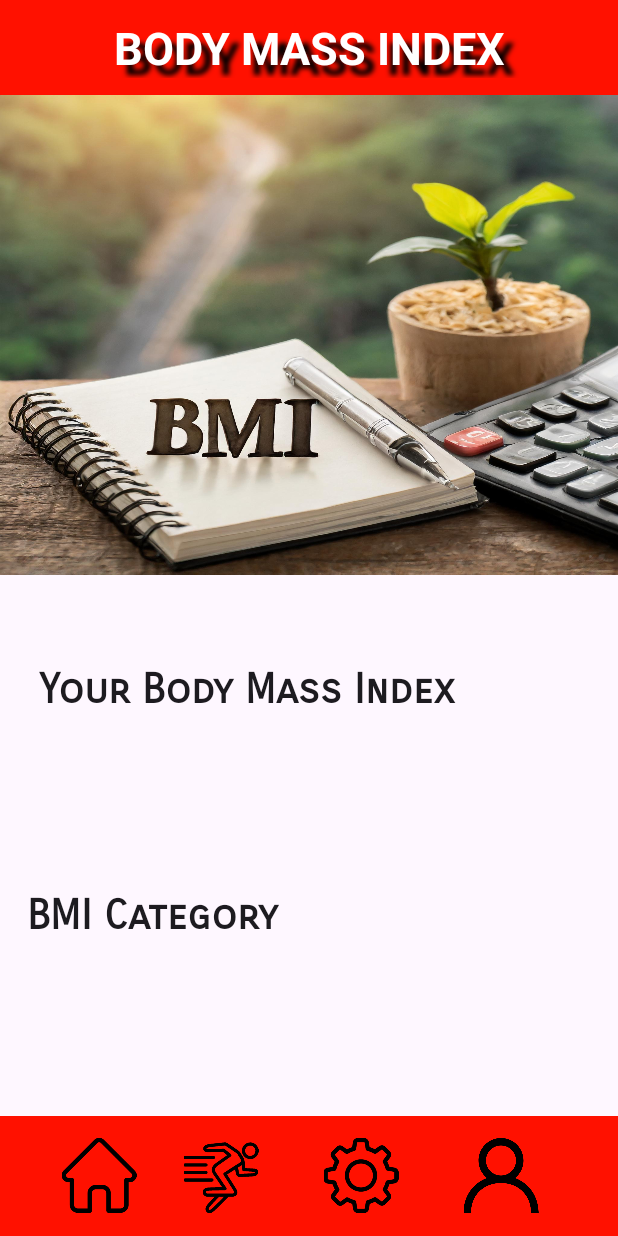
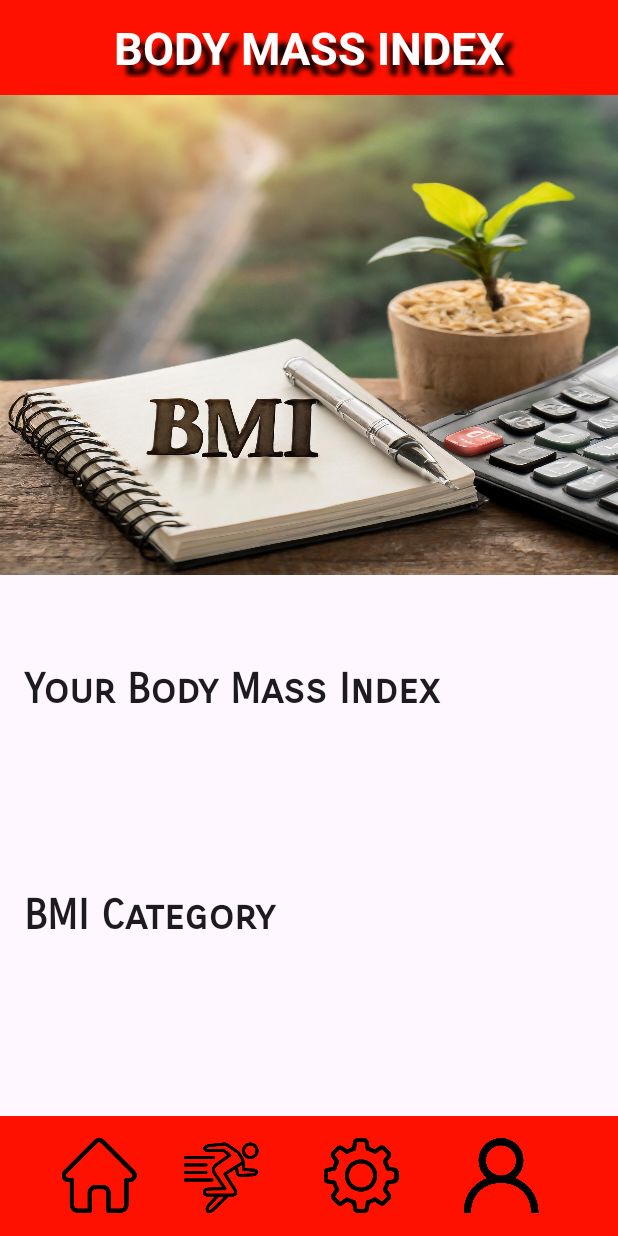
Before and after one commit to Avarnjot/Homercise, an Android app: the BMICalculator screen opened directly, with no data from a screen before it, on a phone screen of 412 x 824 dp. Run offline under Robolectric (Android 15) with nearby library versions, the phone set to English and light mode, and no system bars; our stand-ins replace Firebase (no records; nobody signed in at launch, a user with empty details on screens opened directly).

Commit message:
Updated Project

```diff
--- a/app/src/main/res/layout/activity_bmicalculator.xml
+++ b/app/src/main/res/layout/activity_bmicalculator.xml
@@ -102,7 +102,7 @@
                 android:textSize="27sp"
                 android:textStyle="bold"
                 app:layout_constraintEnd_toEndOf="parent"
-                app:layout_constraintHorizontal_bias="0.207"
+                app:layout_constraintHorizontal_bias="0.125"
                 app:layout_constraintStart_toStartOf="parent"
                 app:layout_constraintTop_toBottomOf="@+id/bmi_toolbar" />
 
@@ -118,7 +118,7 @@
                 android:textSize="27sp"
                 android:textStyle="bold"
                 app:layout_constraintEnd_toEndOf="parent"
-                app:layout_constraintHorizontal_bias="0.074"
+                app:layout_constraintHorizontal_bias="0.065"
                 app:layout_constraintStart_toStartOf="parent"
                 app:layout_constraintTop_toBottomOf="@+id/bmiTextView" />
 
```
